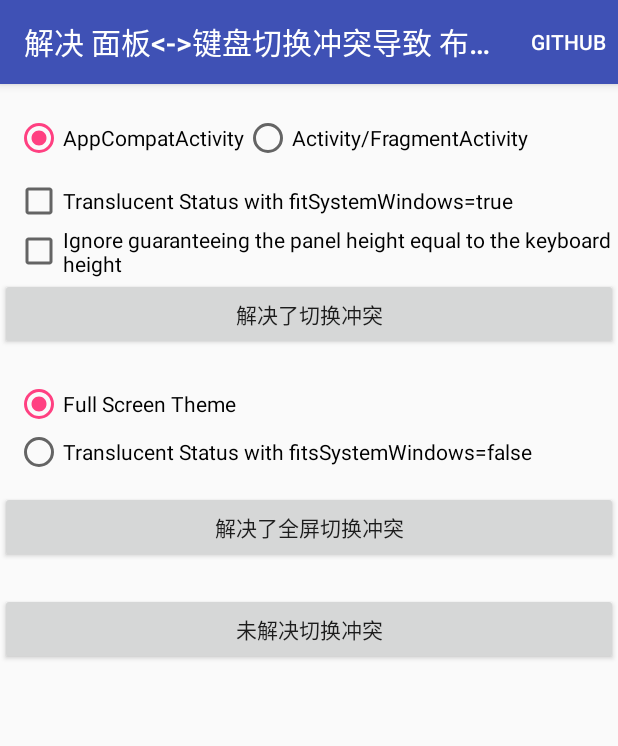
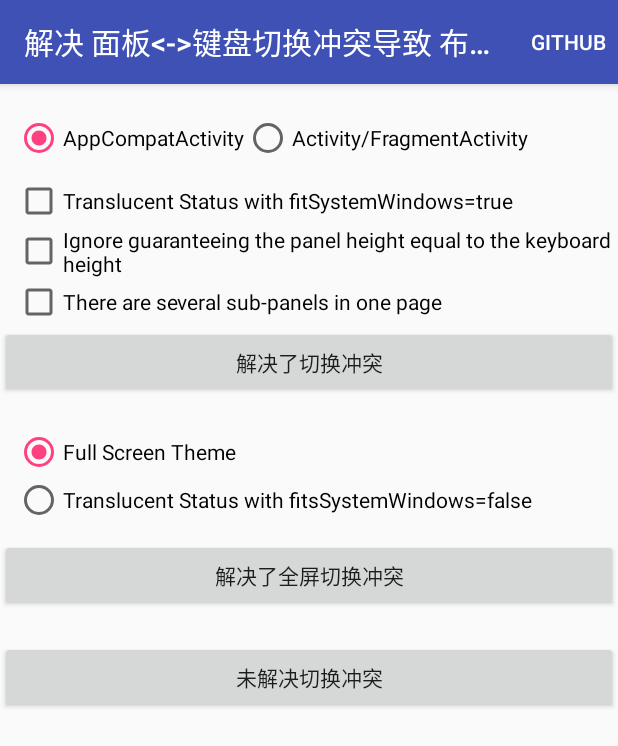
Before and after one commit to Jacksgong/JKeyboardPanelSwitch, an Android app: the screen it shows after launch (MainActivity), after a tap on "GITHUB", on a phone screen of 412 x 824 dp. Shown: the top 746 px of the screen. Run offline under Robolectric (Android 15) with nearby library versions, the phone set to English and light mode, and no system bars.

Commit message:
demo(multi-sub-panel): add multi-sub-panel demo Refs #39

```diff
--- a/app/src/main/java/cn/dreamtobe/kpswitch/demo/activity/MainActivity.java
+++ b/app/src/main/java/cn/dreamtobe/kpswitch/demo/activity/MainActivity.java
@@ -26,6 +26,7 @@ public class MainActivity extends AppCompatActivity {
             "key.theme.translucent.status.fitSystemWindow.true";
     public final static String KEY_IGNORE_RECOMMEND_PANEL_HEIGHT =
             "key.ignore.recommend.panel.height";
+    public final static String KEY_MULTI_SUB_PANEL = "key.multi.sub.panel";
 
     @Override
     protected void onCreate(Bundle savedInstanceState) {
@@ -36,31 +37,31 @@ public class MainActivity extends AppCompatActivity {
 
         assignViews();
 
-        themeRg.setOnCheckedChangeListener(new RadioGroup.OnCheckedChangeListener() {
+        mThemeRg.setOnCheckedChangeListener(new RadioGroup.OnCheckedChangeListener() {
             @Override
             public void onCheckedChanged(RadioGroup group, int checkedId) {
                 if (checkedId == R.id.full_screen_rb) {
                     // full screen theme.
-                    handleByPlaceholderResolvedBtn.
+                    mHandleByPlaceholderResolvedBtn.
                             setText(R.string.activity_chatting_fullscreen_resolved_title);
                 } else {
                     // translucent status with fitSystemWindows=false theme.
-                    handleByPlaceholderResolvedBtn.
+                    mHandleByPlaceholderResolvedBtn.
                             setText(R.string.activity_chatting_translucent_status_false_resolved_title);
                 }
             }
         });
 
-        translucentStatusTrueCb.setOnCheckedChangeListener(new CompoundButton.OnCheckedChangeListener() {
+        mTranslucentStatusTrueCb.setOnCheckedChangeListener(new CompoundButton.OnCheckedChangeListener() {
             @Override
             public void onCheckedChanged(CompoundButton buttonView, boolean isChecked) {
                 if (isChecked) {
                     // translucent status with fitSystemWindows=true theme.
-                    handleByDelayResolvedBtn.
+                    mHandleByDelayResolvedBtn.
                             setText(R.string.activity_chatting_translucent_status_true_resolved_title);
                 } else {
                     // normal theme.
-                    handleByDelayResolvedBtn.setText(R.string.activity_chatting_resolved_title);
+                    mHandleByDelayResolvedBtn.setText(R.string.activity_chatting_resolved_title);
                 }
             }
         });
@@ -68,12 +69,13 @@ public class MainActivity extends AppCompatActivity {
 
     public void onClickResolved(final View view) {
         Intent i = new Intent();
-        i.putExtra(KEY_TRANSLUCENT_STATUS_FIT_SYSTEM_WINDOW_TRUE, translucentStatusTrueCb.isChecked());
-        i.putExtra(KEY_IGNORE_RECOMMEND_PANEL_HEIGHT, ignoreRecommendPanelHeightCb.isChecked());
+        i.putExtra(KEY_TRANSLUCENT_STATUS_FIT_SYSTEM_WINDOW_TRUE, mTranslucentStatusTrueCb.isChecked());
+        i.putExtra(KEY_IGNORE_RECOMMEND_PANEL_HEIGHT, mIgnoreRecommendPanelHeightCb.isChecked());
+        i.putExtra(KEY_MULTI_SUB_PANEL, mMultipleSubPanelCb.isChecked());
 
         final ComponentName componentName;
-        if (appCompatActivityRb.isChecked()) {
-             componentName = new ComponentName(this, ChattingResolvedActivity.class);
+        if (mAppCompatActivityRb.isChecked()) {
+            componentName = new ComponentName(this, ChattingResolvedActivity.class);
         } else {
             componentName = new ComponentName(this, ChattingResolvedFragmentActivity.class);
         }
@@ -86,7 +88,7 @@ public class MainActivity extends AppCompatActivity {
      * Resolved for Full Screen Theme or Translucent Status Theme.
      */
     public void onClickExtraThemeResolved(final View view) {
-        final boolean fullScreenTheme = fullScreenRb.isChecked();
+        final boolean fullScreenTheme = mFullScreenRb.isChecked();
 
         Intent i = new Intent(this, ChattingResolvedHandleByPlaceholderActivity.class);
         i.putExtra(KEY_FULL_SCREEN_THEME, fullScreenTheme);
@@ -121,22 +123,25 @@ public class MainActivity extends AppCompatActivity {
         startActivity(intent);
     }
 
-    private RadioButton appCompatActivityRb;
-    private CheckBox translucentStatusTrueCb;
-    private Button handleByDelayResolvedBtn;
-    private RadioGroup themeRg;
-    private RadioButton fullScreenRb;
-    private Button handleByPlaceholderResolvedBtn;
-    private CheckBox ignoreRecommendPanelHeightCb;
+    private RadioButton mAppCompatActivityRb;
+    private CheckBox mTranslucentStatusTrueCb;
+    private CheckBox mIgnoreRecommendPanelHeightCb;
+    private CheckBox mMultipleSubPanelCb;
+    private Button mHandleByDelayResolvedBtn;
+    private RadioGroup mThemeRg;
+    private RadioButton mFullScreenRb;
+    private Button mHandleByPlaceholderResolvedBtn;
 
     private void assignViews() {
-        appCompatActivityRb = (RadioButton) findViewById(R.id.app_compat_activity_rb);
-        translucentStatusTrueCb = (CheckBox) findViewById(R.id.translucent_status_true_cb);
-        handleByDelayResolvedBtn = (Button) findViewById(R.id.handle_by_delay_resolved_btn);
-        themeRg = (RadioGroup) findViewById(R.id.theme_rg);
-        fullScreenRb = (RadioButton) findViewById(R.id.full_screen_rb);
-        handleByPlaceholderResolvedBtn = (Button) findViewById(R.id.handle_by_placeholder_resolved_btn);
-        ignoreRecommendPanelHeightCb = (CheckBox) findViewById(R.id.ignore_recommend_panel_height_cb);
+        mAppCompatActivityRb = (RadioButton) findViewById(R.id.app_compat_activity_rb);
+        mTranslucentStatusTrueCb = (CheckBox) findViewById(R.id.translucent_status_true_cb);
+        mIgnoreRecommendPanelHeightCb = (CheckBox) findViewById(R.id.ignore_recommend_panel_height_cb);
+        mMultipleSubPanelCb = (CheckBox) findViewById(R.id.multiple_sub_panel_cb);
+        mHandleByDelayResolvedBtn = (Button) findViewById(R.id.handle_by_delay_resolved_btn);
+        mThemeRg = (RadioGroup) findViewById(R.id.theme_rg);
+        mFullScreenRb = (RadioButton) findViewById(R.id.full_screen_rb);
+        mHandleByPlaceholderResolvedBtn = (Button) findViewById(R.id.handle_by_placeholder_resolved_btn);
     }
 
+
 }
--- a/app/src/main/res/layout/activity_main.xml
+++ b/app/src/main/res/layout/activity_main.xml
@@ -1,8 +1,8 @@
 <?xml version="1.0" encoding="utf-8"?>
 <LinearLayout xmlns:android="http://schemas.android.com/apk/res/android"
-    android:layout_width="match_parent"
-    android:layout_height="match_parent"
-    android:orientation="vertical">
+              android:layout_width="match_parent"
+              android:layout_height="match_parent"
+              android:orientation="vertical">
 
     <RadioGroup
         android:layout_width="match_parent"
@@ -18,12 +18,12 @@
             android:id="@+id/app_compat_activity_rb"
             android:layout_width="wrap_content"
             android:layout_height="wrap_content"
-            android:text="@string/app_compat_activity" />
+            android:text="@string/app_compat_activity"/>
 
         <RadioButton
             android:layout_width="wrap_content"
             android:layout_height="wrap_content"
-            android:text="@string/activity_or_fragment_activity" />
+            android:text="@string/activity_or_fragment_activity"/>
     </RadioGroup>
 
     <CheckBox
@@ -31,14 +31,21 @@
         android:layout_width="wrap_content"
         android:layout_height="wrap_content"
         android:layout_marginLeft="10dp"
-        android:text="@string/translucent_status_with_fitsystemwindow_true" />
+        android:text="@string/translucent_status_with_fitsystemwindow_true"/>
 
     <CheckBox
         android:id="@+id/ignore_recommend_panel_height_cb"
         android:layout_width="wrap_content"
         android:layout_height="wrap_content"
         android:layout_marginLeft="10dp"
-        android:text="@string/ignore_recommend_panel_height_cb_text" />
+        android:text="@string/ignore_recommend_panel_height_cb_text"/>
+
+    <CheckBox
+        android:id="@+id/multiple_sub_panel_cb"
+        android:layout_width="wrap_content"
+        android:layout_height="wrap_content"
+        android:layout_marginLeft="10dp"
+        android:text="@string/several_sub_panels_cb_text"/>
 
     <Button
         android:id="@+id/handle_by_delay_resolved_btn"
@@ -46,7 +53,7 @@
         android:layout_height="wrap_content"
         android:onClick="onClickResolved"
         android:padding="5dp"
-        android:text="@string/activity_chatting_resolved_title" />
+        android:text="@string/activity_chatting_resolved_title"/>
 
     <RadioGroup
         android:id="@+id/theme_rg"
@@ -63,12 +70,12 @@
             android:id="@+id/full_screen_rb"
             android:layout_width="wrap_content"
             android:layout_height="wrap_content"
-            android:text="@string/full_screen_theme" />
+            android:text="@string/full_screen_theme"/>
 
         <RadioButton
             android:layout_width="wrap_content"
             android:layout_height="wrap_content"
-            android:text="@string/translucent_status_with_fitssystemwindows_false" />
+            android:text="@string/translucent_status_with_fitssystemwindows_false"/>
     </RadioGroup>
 
     <Button
@@ -77,7 +84,7 @@
         android:layout_height="wrap_content"
         android:onClick="onClickExtraThemeResolved"
         android:padding="5dp"
-        android:text="@string/activity_chatting_fullscreen_resolved_title" />
+        android:text="@string/activity_chatting_fullscreen_resolved_title"/>
 
     <Button
         android:layout_width="match_parent"
@@ -85,6 +92,6 @@
         android:layout_marginTop="20dp"
         android:onClick="onClickUnResolved"
         android:padding="5dp"
-        android:text="@string/activity_chatting_unresolved_title" />
+        android:text="@string/activity_chatting_unresolved_title"/>
 
 </LinearLayout>
--- a/app/src/main/res/values/strings.xml
+++ b/app/src/main/res/values/strings.xml
@@ -19,4 +19,6 @@
     <string name="translucent_status_with_fitssystemwindows_false">Translucent Status with fitsSystemWindows=false</string>
     <string name="full_screen_theme">Full Screen Theme</string>
     <string name="ignore_recommend_panel_height_cb_text">Ignore guaranteeing the panel height equal to the keyboard height</string>
+    <string name="mark_panel1_to_img">照片-面板1</string>
+    <string name="several_sub_panels_cb_text">There are several sub-panels in one page</string>
 </resources>
```
Also changed, not shown: app/src/main/AndroidManifest.xml (+8 -8 lines), app/src/main/java/cn/dreamtobe/kpswitch/demo/activity/ChattingResolvedActivity.java (+49 -2 lines), app/src/main/res/layout/activity_multiple_sub_panel_chatting_resolved.xml (added, +28 -0 lines), app/src/main/res/layout/sub_panel_content.xml (added, +28 -0 lines).
